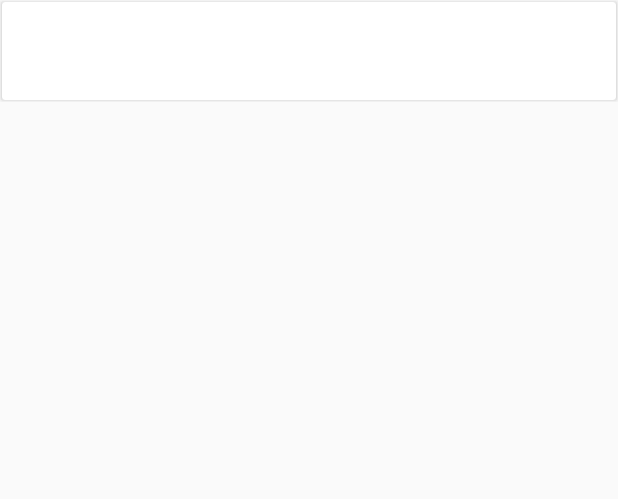
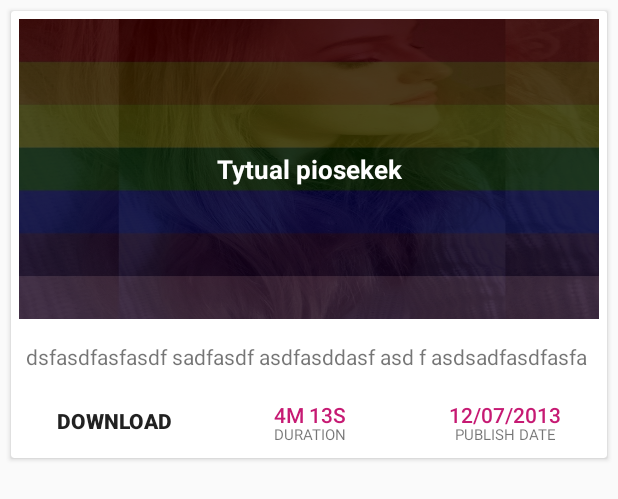
Before and after one commit to huddy14/Fabloader, an Android app: the layout list_item.xml on its own in the app's theme, with its tools: preview values and no code run, on a phone screen of 412 x 824 dp. Shown: the top 499 px of the screen. Run offline under Robolectric (Android 15) with nearby library versions, the phone set to English and light mode, and no system bars.

Commit message:
Change design to material style

```diff
--- a/app/src/main/java/jendrzyca/piotr/fabloader/View/YoutubeListAdapter.java
+++ b/app/src/main/java/jendrzyca/piotr/fabloader/View/YoutubeListAdapter.java
@@ -47,6 +47,7 @@ public class YoutubeListAdapter extends RecyclerView.Adapter<YoutubeListAdapter.
         holder.tittle.setText(songs.get(position).getSnippet().getTitle());
         Picasso.with(context)
                 .load(songs.get(position).getSnippet().getThumbnails().getDefault().getUrl())
+                .fit()
                 .into(holder.thumbnail);
         String date = songs.get(position).getSnippet().getPublishedAt();
         holder.pubDate.setText(parseDate(date));
@@ -92,6 +93,6 @@ public class YoutubeListAdapter extends RecyclerView.Adapter<YoutubeListAdapter.
             throw new RuntimeException(e);
         }
 
-        return new SimpleDateFormat("k:m, dd/MM/yyyy").format(d);
+        return new SimpleDateFormat("dd/MM/yyyy").format(d);
     }
 }
--- a/app/src/main/res/layout/activity_main.xml
+++ b/app/src/main/res/layout/activity_main.xml
@@ -16,6 +16,10 @@
         android:layout_height="match_parent"
         android:visibility="gone"
         android:src="@drawable/loader"
-        android:id="@+id/loader"/>
+        android:id="@+id/loader"
+        android:layout_centerVertical="true"
+        android:layout_alignParentLeft="true"
+        android:layout_alignParentStart="true"
+        android:layout_margin="20dp" />
 
 </RelativeLayout>
--- a/app/src/main/res/layout/list_item.xml
+++ b/app/src/main/res/layout/list_item.xml
@@ -11,67 +11,134 @@
         android:layout_width="fill_parent"
         android:layout_height="wrap_content"
         android:layout_margin="@dimen/cardview_margin">
-        <!--card_view:cardCornerRadius="20dp"-->
+        card_view:cardCornerRadius="20dp"
         <!--card_view:contentPadding="10dp">-->
-
-
 
         <LinearLayout
             android:layout_width="fill_parent"
             android:layout_height="fill_parent"
             android:orientation="vertical">
 
+            <RelativeLayout
+                android:layout_width="fill_parent"
+                android:layout_height="fill_parent"
+                android:orientation="vertical">
+
+                <ImageView
+                    android:layout_width="fill_parent"
+                    android:layout_height="200dp"
+                    android:id="@+id/thumbnail"
+                    android:background="@drawable/loader"
+                    android:layout_margin="5dp"
+                    android:scaleType="fitStart"
+                    android:adjustViewBounds="true"
+                    />
+                <ImageView
+                    android:layout_width="fill_parent"
+                    android:layout_height="200dp"
+                    android:background="#000"
+                    android:alpha="0.7"
+                    android:layout_margin="5dp" />
+                <TextView
+                    android:id="@+id/tittleTV"
+                    android:layout_width="fill_parent"
+                    android:layout_height="wrap_content"
+                    android:textStyle="bold"
+                    android:textAlignment="gravity"
+                    android:text="Tytual piosekek"
+                    android:layout_centerVertical="true"
+                    android:layout_centerHorizontal="true"
+                    android:textColor="#ffffff"
+                    android:gravity="center"
+                    android:layout_margin="20dp"
+                    android:textSize="17dp" />
+
+            </RelativeLayout>
+            <TextView
+                android:id="@+id/descriptionTV"
+                android:layout_width="wrap_content"
+                android:layout_height="wrap_content"
+                android:maxLines="3"
+                android:layout_below="@+id/tittleTV"
+                android:text="dsfasdfasfasdf sadfasdf asdfasddasf asd f asdsadfasdfasfa"
+                android:padding="10dp" />
+
             <LinearLayout
                 android:layout_width="match_parent"
                 android:layout_height="wrap_content"
-                android:orientation="horizontal">
+                android:orientation="horizontal"
+                android:layout_weight="1">
 
-                <ImageView
+                <Button
                     android:layout_width="wrap_content"
-                    android:layout_height="match_parent"
-                    android:id="@+id/thumbnail" />
+                    android:layout_height="wrap_content"
+                    android:id="@+id/download"
+                    android:paddingTop="8dp"
+                    android:text="download"
+                    android:textStyle="bold"
+                    style="@style/Widget.AppCompat.Button.Borderless"
+                    android:layout_weight="1" />
 
                 <LinearLayout
-                    android:layout_width="match_parent"
+                    android:layout_width="wrap_content"
                     android:layout_height="wrap_content"
-                    android:paddingLeft="@dimen/list_item_padding"
-                    android:orientation="vertical">
+                    android:layout_weight="1"
+                    android:orientation="vertical"
+                    android:layout_gravity="center_vertical"
+                    android:gravity="fill_vertical">
 
                     <TextView
-                        android:id="@+id/tittleTV"
-                        android:layout_width="wrap_content"
-                        android:layout_height="wrap_content"
-                        android:textStyle="bold"
-                        android:gravity="left"
-                        android:textAlignment="gravity"
-                        android:layout_alignParentTop="true"/>
+                        android:layout_height="fill_parent"
+                        android:id="@+id/duration"
+                        android:paddingTop="@dimen/list_item_padding"
+                        android:text="4M 13S"
+                        style="@style/Widget.AppCompat.Button.Borderless"
+                        android:layout_width="fill_parent"
+                        android:layout_marginTop="-5dp"
+                        android:textColor="@color/colorPrimaryDark" />
 
                     <TextView
-                        android:id="@+id/descriptionTV"
-                        android:layout_width="wrap_content"
-                        android:layout_height="wrap_content"
-                        android:layout_marginTop="@dimen/description_layout_margin"
-                        android:maxLines="2"
-                        android:layout_below="@+id/tittleTV"/>
+                        android:layout_height="fill_parent"
+                        android:paddingTop="@dimen/list_item_padding"
+                        android:text="DURATION"
+                        android:layout_width="fill_parent"
+                        android:textSize="10dp"
+                        android:gravity="center"
+                        android:layout_marginTop="-25dp" />
+
+                </LinearLayout>
+
+                <LinearLayout
+                    android:layout_width="wrap_content"
+                    android:layout_height="wrap_content"
+                    android:layout_weight="1"
+                    android:orientation="vertical"
+                    android:layout_gravity="center_vertical"
+                    android:gravity="fill_vertical">
+
+                    <TextView
+                        android:layout_height="fill_parent"
+                        android:id="@+id/pubDate"
+                        android:paddingTop="@dimen/list_item_padding"
+                        android:text="12/07/2013"
+                        style="@style/Widget.AppCompat.Button.Borderless"
+                        android:layout_width="fill_parent"
+                        android:layout_marginTop="-5dp"
+                        android:textColor="@color/colorPrimaryDark" />
+
+                    <TextView
+                        android:layout_height="fill_parent"
+                        android:paddingTop="@dimen/list_item_padding"
+                        android:text="PUBLISH DATE"
+                        android:layout_width="fill_parent"
+                        android:textSize="10dp"
+                        android:gravity="center"
+                        android:layout_marginTop="-25dp" />
 
                 </LinearLayout>
 
             </LinearLayout>
 
-            <TextView
-                android:layout_width="wrap_content"
-                android:layout_height="wrap_content"
-                android:id="@+id/pubDate"
-                android:paddingTop="@dimen/list_item_padding"
-                android:layout_gravity="right"
-                android:gravity="right"
-                android:textSize="@dimen/pubDate_text_size"
-                android:textAlignment="gravity"/>
-
-
-
         </LinearLayout>
     </android.support.v7.widget.CardView>
-
-
 </LinearLayout>
--- a/app/src/main/res/values/colors.xml
+++ b/app/src/main/res/values/colors.xml
@@ -1,7 +1,7 @@
 <?xml version="1.0" encoding="utf-8"?>
 <resources>
-    <color name="colorPrimary">#3F51B5</color>
-    <color name="colorPrimaryDark">#303F9F</color>
-    <color name="colorAccent">#FF4081</color>
-    <color name="splash_bg">#7189BF</color>
+    <color name="colorPrimary">#ff2495</color>
+    <color name="colorPrimaryDark">#c61a73</color>
+    <color name="colorAccent">#ffffff</color>
+    <color name="splash_bg">#be137a</color>
 </resources>
--- a/app/src/main/res/values/dimens.xml
+++ b/app/src/main/res/values/dimens.xml
@@ -4,6 +4,6 @@
     <dimen name="activity_vertical_margin">16dp</dimen>
     <dimen name="list_item_padding">5dp</dimen>
     <dimen name="description_layout_margin">10dp</dimen>
-    <dimen name="cardview_margin">1dp</dimen>
+    <dimen name="cardview_margin">7dp</dimen>
     <dimen name="pubDate_text_size">8dp</dimen>
 </resources>
```
Also changed, not shown: app/src/main/res/drawable/search.png.
